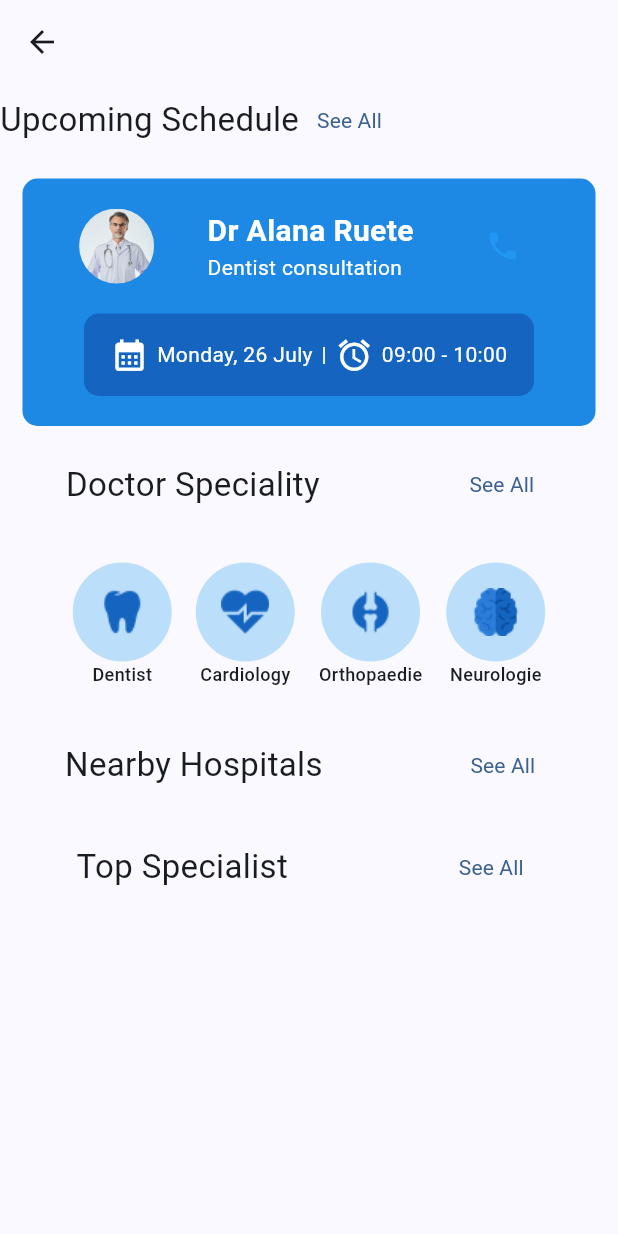
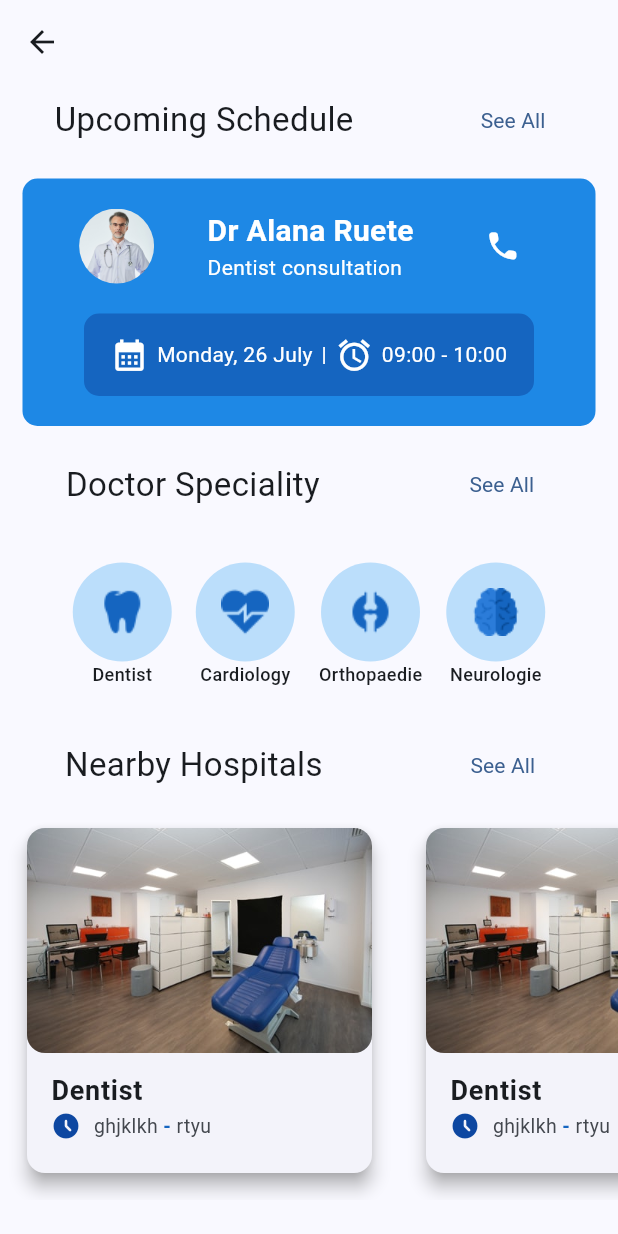
Before and after one commit to latyr0503/doctor_app_, a Flutter app: the Welcome_page screen opened directly, on a phone screen of 412 x 824 dp. Run offline on Flutter 3.47's test engine with Material 2 defaults, Android fonts, the phone set to English and light mode, and no system bars; our stand-ins replace get, iconsax, introduction_screen.

Commit message:
mapp des donné de la page welcome

```diff
--- /dev/null
+++ b/lib/components/card_image.dart
@@ -0,0 +1,87 @@
+import 'package:flutter/material.dart';
+
+class CardImage extends StatelessWidget {
+  final String title;
+  final String subTitle;
+  final String subTitleBis;
+  final ImageProvider imageCard;
+
+  const CardImage({
+    Key? key,
+    required this.title,
+    required this.subTitle,
+    required this.subTitleBis,
+    this.imageCard = const AssetImage("assets/salle.jpg"),
+  }) : super(key: key);
+
+  @override
+  Widget build(BuildContext context) {
+    return SizedBox(
+      height: 250,
+      width: 250,
+      child: Card(
+        elevation: 5,
+        shadowColor: Colors.grey,
+        margin: const EdgeInsets.all(10),
+        child: Column(
+          children: [
+            Container(
+              decoration: BoxDecoration(
+                borderRadius: BorderRadius.circular(12.0),
+              ),
+              child: ClipRRect(
+                  borderRadius: BorderRadius.circular(12.0),
+                  child: Image(
+                    image: imageCard,
+                    fit: BoxFit.cover,
+                    height: 150,
+                    width: double.infinity,
+                  )),
+            ),
+            ListTile(
+              title: Text(
+                title,
+                style:
+                    const TextStyle(fontWeight: FontWeight.bold, fontSize: 18),
+              ),
+              subtitle: Row(
+                children: [
+                  const Icon(
+                    Icons.access_time_filled_rounded,
+                    color: Color.fromRGBO(13, 71, 161, 1),
+                    size: 20,
+                  ),
+                  const SizedBox(width: 5),
+                  Text.rich(
+                    TextSpan(
+                      text: subTitle,
+                      style: const TextStyle(
+                        fontWeight: FontWeight.normal,
+                        fontSize: 13,
+                      ),
+                      children: <TextSpan>[
+                        const TextSpan(
+                          text: ' - ',
+                          style: TextStyle(
+                            fontWeight: FontWeight.bold,
+                            color: Color.fromRGBO(21, 101, 192, 1),
+                          ),
+                        ),
+                        TextSpan(
+                          text: subTitleBis,
+                          style: const TextStyle(
+                            fontWeight: FontWeight.normal,
+                          ),
+                        ),
+                      ],
+                    ),
+                  ),
+                ],
+              ),
+            ),
+          ],
+        ),
+      ),
+    );
+  }
+}
--- a/lib/components/card_speciality.dart
+++ b/lib/components/card_speciality.dart
@@ -39,7 +39,7 @@ class CardSpeciality extends StatelessWidget {
                 ),
                 Text(
                   title,
-                  style: TextStyle(fontWeight: FontWeight.w500, fontSize: 12),
+                  style: const TextStyle(fontWeight: FontWeight.w500, fontSize: 12),
                 ),
               ],
             ),
--- a/lib/components/doctor.dart
+++ b/lib/components/doctor.dart
@@ -10,7 +10,7 @@ class Details extends StatelessWidget {
         Row(
           children: <Widget>[
             Container(
-              margin: EdgeInsets.only(top:20.0, left: 20, right: 10),
+              margin: const EdgeInsets.only(top: 20.0, left: 20, right: 10),
               height: 100,
               width: 100,
               decoration: const BoxDecoration(
@@ -33,7 +33,8 @@ class Details extends StatelessWidget {
               crossAxisAlignment: CrossAxisAlignment.start,
               children: <Widget>[
                 Text('Dr John Wilson', style: TextStyle(fontSize: 25.0)),
-              Text('Dentist', style: TextStyle(fontSize: 15.0, color: Colors.grey)),
+                Text('Dentist',
+                    style: TextStyle(fontSize: 15.0, color: Colors.grey)),
                 Row(
                   children: [
                     Icon(
@@ -41,10 +42,10 @@ class Details extends StatelessWidget {
                       size: 20,
                       color: Colors.blue,
                     ),
-
                     Text(
                       'New York, United States',
-                        style: TextStyle(fontSize: 20.0,fontWeight: FontWeight.normal),
+                      style: TextStyle(
+                          fontSize: 15.0, fontWeight: FontWeight.normal),
                     ),
                     Icon(
                       Icons.map_sharp,
@@ -53,7 +54,6 @@ class Details extends StatelessWidget {
                     ),
                   ],
                 )
-
               ],
             ),
           ],
--- a/lib/components/navigation_menu.dart
+++ b/lib/components/navigation_menu.dart
@@ -1,4 +1,4 @@
-import 'package:doctor_app/components/teste.dart';
+import 'package:doctor_app/pages/doctor_details.dart';
 import 'package:doctor_app/pages/profile.dart';
 import 'package:doctor_app/pages/welcome_page.dart';
 import 'package:flutter/material.dart';
@@ -42,10 +42,10 @@ class NavigationController extends GetxController {
   // ignore: non_constant_identifier_names
   final Screens = [
     Welcome_page(),
-    const Teste(),
     Container(
-      color: Colors.blue,
+      color:const Color.fromARGB(255, 176, 10, 118),
     ),
+    const Details_doctor(),
     Container(
       color: const Color.fromRGBO(243, 198, 33, 1),
     ),
--- a/lib/pages/doctor_details.dart
+++ b/lib/pages/doctor_details.dart
@@ -3,6 +3,7 @@ import 'package:doctor_app/components/icone.dart';
 import 'package:doctor_app/pages/home.dart';
 import 'package:flutter/material.dart';
 
+// ignore: camel_case_types
 class Details_doctor extends StatelessWidget {
   const Details_doctor({super.key});
 
@@ -10,14 +11,6 @@ class Details_doctor extends StatelessWidget {
   Widget build(BuildContext context) {
     return Scaffold(
         appBar: AppBar(
-            leading: Builder(
-                builder: (context) => Container(
-                      margin: const EdgeInsets.only(left: 20),
-                      child: IconButton(
-                        icon: const Icon(Icons.arrow_back),
-                        onPressed: () {},
-                      ),
-                    )),
             title: const Center(
               child: Text(
                 'Réservation',
@@ -26,11 +19,9 @@ class Details_doctor extends StatelessWidget {
         body: ListView(
           children: [
             const Details(),
-
             const SizedBox(
               height: 20,
             ),
-
             const Divider(
               color: Colors.grey,
               thickness: 0.5,
@@ -38,12 +29,10 @@ class Details_doctor extends StatelessWidget {
               endIndent: 35,
               height: 0,
             ),
-
             const SizedBox(
               height: 20,
             ),
             const Icone(),
-            // const MyAppli(),
             Container(
               margin: const EdgeInsets.only(top: 35, left: 33),
               child: const Text(
@@ -70,10 +59,9 @@ class Details_doctor extends StatelessWidget {
                 TextSpan(
                   text: 'Read more',
                   style: TextStyle(
-                    color: Colors.blue, // Couleur du texte du bouton
-                    fontSize: 16.0, // Taille du texte du bouton
-                    decoration: TextDecoration
-                        .underline, // Soulignement du texte du bouton
+                    color: Colors.blue,
+                    fontSize: 15.0,
+                    decoration: TextDecoration.underline,
                   ),
                 ),
               ])),
@@ -110,7 +98,6 @@ class Details_doctor extends StatelessWidget {
                 ],
               ),
             ),
-
             const Padding(
               padding: EdgeInsets.only(top: 10, left: 30, right: 30),
               child: Row(
@@ -159,7 +146,6 @@ class Details_doctor extends StatelessWidget {
                 ],
               ),
             ),
-
             const Padding(
               padding: EdgeInsets.only(top: 10, left: 30, right: 30),
               child: Row(
@@ -208,14 +194,13 @@ class Details_doctor extends StatelessWidget {
                 ],
               ),
             ),
-
             Padding(
               padding: const EdgeInsets.only(top: 10, left: 30, right: 30),
               child: Row(
                 mainAxisAlignment: MainAxisAlignment.spaceBetween,
                 children: <Widget>[
                   const Text(
-                    'Adress',
+                    'Adresse',
                     style: TextStyle(
                       fontSize: 18,
                       fontWeight: FontWeight.bold,
@@ -228,11 +213,9 @@ class Details_doctor extends StatelessWidget {
                 ],
               ),
             ),
-
-                        const SizedBox(
+            const SizedBox(
               height: 20,
             ),
-
             const Divider(
               color: Colors.grey,
               thickness: 0.5,
@@ -240,11 +223,9 @@ class Details_doctor extends StatelessWidget {
               endIndent: 35,
               height: 0,
             ),
-
             const SizedBox(
               height: 20,
             ),
-
             const Padding(
               padding: EdgeInsets.only(left: 30, right: 30),
               child: Row(
@@ -254,7 +235,7 @@ class Details_doctor extends StatelessWidget {
                   Text(
                     '8502 Preston Rd. Inglewood, Maine 98380',
                     style: TextStyle(
-                      fontSize: 18,
+                      fontSize: 13,
                     ),
                   ),
                 ],
@@ -339,7 +320,6 @@ class Details_doctor extends StatelessWidget {
                 style: TextStyle(color: Colors.grey),
               ),
             ),
-
             const Divider(
               color: Colors.grey,
               thickness: 0.5,
@@ -365,7 +345,7 @@ class Details_doctor extends StatelessWidget {
                     child: Container(
                       margin: const EdgeInsets.only(top: 30, left: 30),
                       child: const Icon(
-                       Icons.assignment_turned_in_rounded,
+                        Icons.assignment_turned_in_rounded,
                         size: 20,
                         color: Colors.blue,
                       ),
@@ -407,17 +387,17 @@ class Details_doctor extends StatelessWidget {
               child: Row(
                 mainAxisAlignment: MainAxisAlignment.spaceAround,
                 children: [
-                  Container(
-                    width: 200,
-                    height: 200,
+                  SizedBox(
+                    width: 150,
+                    height: 150,
                     child: ClipRRect(
                       borderRadius: BorderRadius.circular(20.0),
                       child: Image.asset('assets/salle.jpg'),
                     ),
                   ),
-                  Container(
-                    width: 200,
-                    height: 200,
+                  SizedBox(
+                    width: 150,
+                    height: 150,
                     child: ClipRRect(
                       borderRadius: BorderRadius.circular(20.0),
                       child: Image.asset('assets/salle.jpg'),
@@ -438,7 +418,7 @@ class Details_doctor extends StatelessWidget {
                 style: ElevatedButton.styleFrom(
                   backgroundColor: Colors.blue[800],
                   padding:
-                      const EdgeInsets.symmetric(horizontal: 120, vertical: 20),
+                      const EdgeInsets.symmetric(horizontal: 100, vertical: 20),
                   shape: RoundedRectangleBorder(
                     borderRadius: BorderRadius.circular(30),
                   ),
--- a/lib/pages/welcome_page.dart
+++ b/lib/pages/welcome_page.dart
@@ -1,3 +1,4 @@
+import 'package:doctor_app/components/card_image.dart';
 import 'package:flutter/material.dart';
 import 'package:doctor_app/components/card_speciality.dart';
 
@@ -23,14 +24,42 @@ class Welcome_page extends StatelessWidget {
       'images': const AssetImage('assets/brain.png'),
     },
   ];
+  final List<Map<String, dynamic>> dummyHopital = [
+    {
+      'title': 'Dentist',
+      'subTitle': 'ghjklkh',
+      'subTitleBis': 'rtyu',
+      'imageCard': const AssetImage("assets/salle.jpg"),
+    },
+    {
+      'title': 'Dentist',
+      'subTitle': 'ghjklkh',
+      'subTitleBis': 'rtyu',
+      'imageCard': const AssetImage("assets/salle.jpg"),
+    },
+    {
+      'title': 'Dentist',
+      'subTitle': 'ghjklkh',
+      'subTitleBis': 'rtyu',
+      'imageCard': const AssetImage("assets/salle.jpg"),
+    },
+    {
+      'title': 'Dentist',
+      'subTitle': 'ghjklkh',
+      'subTitleBis': 'rtyu',
+      'imageCard': const AssetImage("assets/salle.jpg"),
+    },
+  ];
 
   @override
   Widget build(BuildContext context) {
     return Scaffold(
       appBar: AppBar(),
-      body: Column(
+      body: SingleChildScrollView(
+        child: Column(
           children: [
             Row(
+              mainAxisAlignment: MainAxisAlignment.spaceAround,
               children: [
                 const Text(
                   "Upcoming Schedule",
@@ -94,7 +123,7 @@ class Welcome_page extends StatelessWidget {
                       ),
                       IconButton(
                         onPressed: () {},
-                      color: Colors.blue,
+                        color: Colors.white,
                         icon: const Icon(
                           Icons.phone_rounded,
                         ),
@@ -131,7 +160,8 @@ class Welcome_page extends StatelessWidget {
                                     fontWeight: FontWeight.normal,
                                   ),
                                 ),
-                              Icon(Icons.alarm, size: 25, color: Colors.white),
+                                Icon(Icons.alarm,
+                                    size: 25, color: Colors.white),
                                 Text(
                                   "09:00 - 10:00",
                                   style: TextStyle(
@@ -200,6 +230,27 @@ class Welcome_page extends StatelessWidget {
                 ),
               ],
             ),
+            SingleChildScrollView(
+              scrollDirection: Axis.horizontal,
+              child: Row(
+                children: List.generate(
+                  dummyHopital.length,
+                  (index) => Padding(
+                    padding: const EdgeInsets.all(8.0),
+                    child: CardImage(
+                      title: "${dummyHopital[index]['title']}",
+                      subTitle:
+                          " ${dummyHopital[index]['subTitle']}",
+                      subTitleBis:
+                          "${dummyHopital[index]['subTitleBis']}",
+                      imageCard: dummyHopital[index]['imageCard'],
+                    ),
+                  ),
+                ),
+              ),
+            ),
+
+            // const CardImage(title: "teste", subTitle: "nojcv", subTitleBis: "dcbvpdskn", imageCard: AssetImage("assets/salle.jpg") ),
             const Padding(padding: EdgeInsets.symmetric(vertical: 10.0)),
             Row(
               mainAxisAlignment: MainAxisAlignment.spaceAround,
@@ -221,6 +272,7 @@ class Welcome_page extends StatelessWidget {
             ),
           ],
         ),
+      ),
     );
   }
 }
--- a/lib/widgets/listview.dart
+++ b/lib/widgets/listview.dart
@@ -6,7 +6,7 @@ class listTileWidget extends StatelessWidget {
   IconData leadingIcon, trainingIcon;
   Color? listTileColor, iconColor;
 
-listTileWidget({
+listTileWidget({super.key,
 required this.title,
 required this.subTitle,
 this.leadingIcon = Icons.label,
```
Also changed, not shown: assets/User.png (deleted), assets/Userr.png (deleted), assets/Utilisateur.png (deleted), assets/dentiste.jpg (added), assets/salle attente.jpg (added), assets/salle operation.jpg (added). Lines whose indentation alone changed are shown as unchanged.
